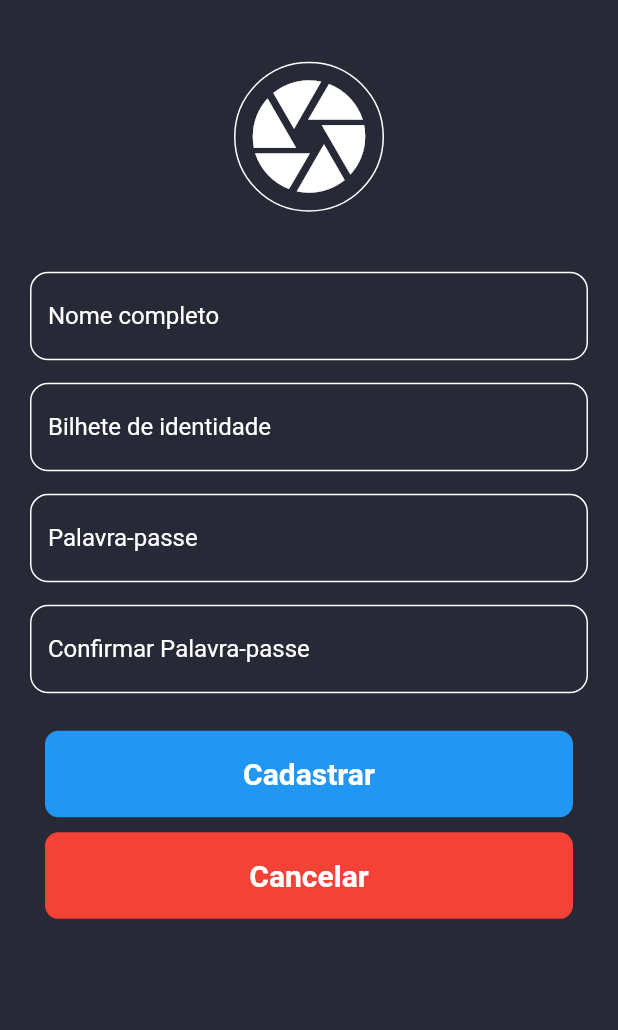
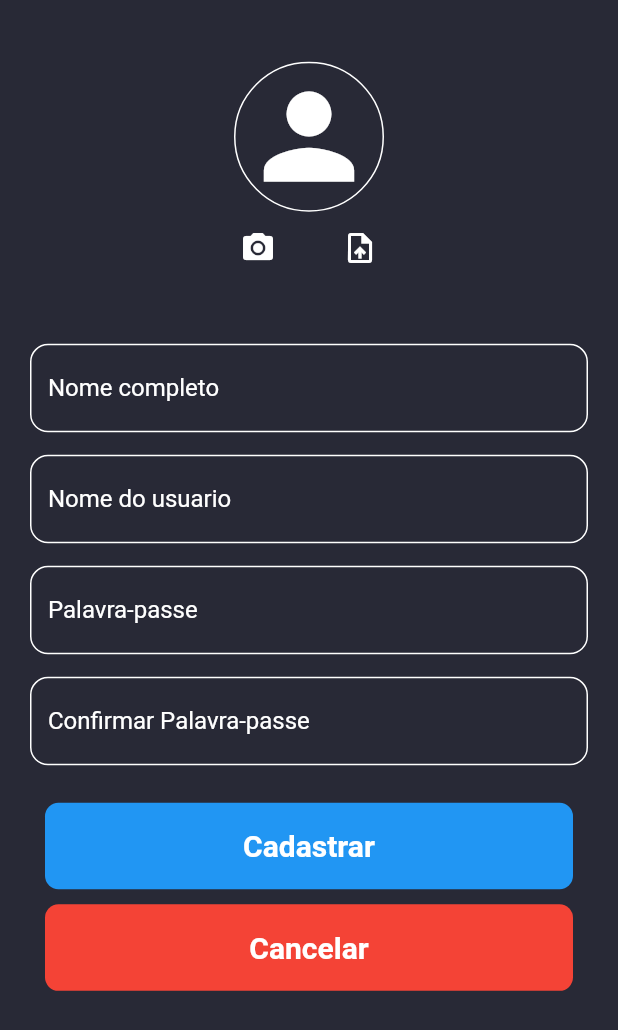
Before and after one commit to paulinofonsecas/control_do_dinheiro, a Flutter app: the screen it shows after launch, after a tap on "Criar conta", on a phone screen of 412 x 824 dp. Shown: the top 1030 px of the screen. Run offline on Flutter 3.47's test engine with Material 2 defaults, Android fonts, the phone set to English and light mode, and no system bars; our stand-ins replace dartz, flutter_bloc, sqflite; accounts and stored records are empty.

Commit message:
Implementação do cadastro

```diff
--- /dev/null
+++ b/lib/app/cubits/cadastro_de_usuario/cadastro_de_usuario_cubit.dart
@@ -0,0 +1,45 @@
+import 'package:control_do_dinheiro/core/modules/entitys/usuario.dart';
+import 'package:flutter/cupertino.dart';
+import 'package:flutter_bloc/flutter_bloc.dart';
+
+class CadastroDeUsuarioCubit extends Cubit<EstadoDoCadastro> {
+  BuildContext context;
+  TextEditingController nomeCompletoController;
+  TextEditingController userName;
+  TextEditingController senhaController;
+  TextEditingController confirmaSenhaController;
+
+  CadastroDeUsuarioCubit(this.context) : super(EstadoDoCadastro.inicial) {
+    nomeCompletoController = TextEditingController();
+    userName = TextEditingController();
+    senhaController = TextEditingController();
+    confirmaSenhaController = TextEditingController();
+  }
+
+  String get nome => nomeCompletoController.text;
+  String get user => userName.text;
+  String get senha => senhaController.text;
+  String get confSenha => confirmaSenhaController.text;
+
+  void cancelar() {
+    Navigator.pop(context);
+  }
+
+  void cadastrar() {
+    if (senha == confSenha) {
+      var usuarioPorCadastrar = Usuario(
+        nome: nome,
+        userName: user,
+        senha: senha,
+      );
+
+    }
+  }
+}
+
+enum EstadoDoCadastro {
+  inicial,
+  carregando,
+  finalizado,
+  erro,
+}
--- a/lib/app/pages/cadastro_de_usuario/cadastro_de_usuario_page.dart
+++ b/lib/app/pages/cadastro_de_usuario/cadastro_de_usuario_page.dart
@@ -1,7 +1,11 @@
+import 'package:control_do_dinheiro/app/cubits/cadastro_de_usuario/cadastro_de_usuario_cubit.dart';
 import 'package:control_do_dinheiro/app/pages/login_de_usuario/componenetes/primary_button.dart';
 import 'package:control_do_dinheiro/app/pages/login_de_usuario/componenetes/senha_enter_text.dart';
 import 'package:control_do_dinheiro/app/pages/login_de_usuario/componenetes/usuario_enter_text.dart';
 import 'package:flutter/material.dart';
+import 'package:flutter_bloc/flutter_bloc.dart';
+
+import 'componentes/secao_de_foto_do_perfil.dart';
 
 class CadastroDeUsuarioPage extends StatefulWidget {
   @override
@@ -9,100 +13,70 @@ class CadastroDeUsuarioPage extends StatefulWidget {
 }
 
 class _CadastroDeUsuarioPageState extends State<CadastroDeUsuarioPage> {
-  TextEditingController nomeCompletoController;
-  TextEditingController biController;
-  TextEditingController senhaController;
-  TextEditingController confirmaSenhaController;
-
   @override
   void initState() {
-    nomeCompletoController = TextEditingController();
-    biController = TextEditingController();
-    senhaController = TextEditingController();
-    confirmaSenhaController = TextEditingController();
     super.initState();
   }
 
   @override
   Widget build(BuildContext context) {
     var size = MediaQuery.of(context).size;
+    return BlocBuilder<CadastroDeUsuarioCubit, EstadoDoCadastro>(
+      builder: (context, state) {
+        return body(
+          size,
+          context,
+          state,
+        );
+      },
+    );
+  }
+
+  Scaffold body(Size size, BuildContext context, EstadoDoCadastro state) {
+    var _controller = BlocProvider.of<CadastroDeUsuarioCubit>(context);
     return Scaffold(
       backgroundColor: Color(0xff282936),
-      body: Column(
+      body: SingleChildScrollView(
+        child: Container(
+          child: Column(
             children: [
               SizedBox(height: size.height * .05),
-          Container(
-            width: 100,
-            height: 100,
-            decoration: BoxDecoration(
-              border: Border.all(color: Colors.white),
-              borderRadius: BorderRadius.circular(90),
-            ),
-            child: Center(
-              child: Icon(
-                Icons.camera,
-                size: 90,
-                color: Colors.white,
-              ),
-            ),
-          ),
+              SecapDeFotoDoPerfil(),
               SizedBox(height: 40),
               PrimaryEnterText(
-            controller: nomeCompletoController,
+                controller: _controller.nomeCompletoController,
                 title: 'Nome completo',
               ),
               SizedBox(height: 15),
               PrimaryEnterText(
-            controller: biController,
-            title: 'Bilhete de identidade',
+                controller: _controller.userName,
+                title: 'Nome do usuario',
               ),
               SizedBox(height: 15),
               SenhaEnterText(
-            senhaTextController: senhaController,
+                senhaTextController: _controller.senhaController,
                 title: 'Palavra-passe',
               ),
               SizedBox(height: 15),
               SenhaEnterText(
-            senhaTextController: confirmaSenhaController,
+                senhaTextController: _controller.confirmaSenhaController,
                 title: 'Confirmar Palavra-passe',
               ),
               SizedBox(height: 25),
-          PrimaryButton(title: 'Cadastrar', onPressed: () {}),
+              PrimaryButton(
+                title: 'Cadastrar',
+                onPressed: _controller.cadastrar,
+              ),
               SizedBox(height: 10),
               PrimaryButton(
                 title: 'Cancelar',
-            onPressed: () {
-              Navigator.pop(context);
-            },
+                onPressed: _controller.cancelar,
                 color: Colors.red,
               ),
             ],
           ),
+        ),
+      ),
     );
   }
 }
-
-class CustomLogo extends StatelessWidget {
-  const CustomLogo({
-    Key key,
-    @required this.size,
-  }) : super(key: key);
-
-  final Size size;
-
-  @override
-  Widget build(BuildContext context) {
-    return Column(
-      mainAxisAlignment: MainAxisAlignment.center,
-      children: [
-        Text(
-          'Cadastro de usuario',
-          style: TextStyle(
-            color: Colors.white,
-            fontSize: size.width * .04,
-          ),
-        ),
-      ],
-    );
-  }
-}
--- /dev/null
+++ b/lib/app/pages/cadastro_de_usuario/componentes/secao_de_foto_do_perfil.dart
@@ -0,0 +1,52 @@
+import 'package:flutter/material.dart';
+
+class SecapDeFotoDoPerfil extends StatelessWidget {
+  const SecapDeFotoDoPerfil({
+    Key key,
+  }) : super(key: key);
+
+  @override
+  Widget build(BuildContext context) {
+    return Column(
+      mainAxisAlignment: MainAxisAlignment.center,
+      children: [
+        Container(
+          width: 100,
+          height: 100,
+          decoration: BoxDecoration(
+            border: Border.all(color: Colors.white),
+            borderRadius: BorderRadius.circular(90),
+          ),
+          child: Center(
+            child: Icon(
+              Icons.person,
+              size: 90,
+              color: Colors.white,
+            ),
+          ),
+        ),
+        Row(
+          mainAxisAlignment: MainAxisAlignment.center,
+          children: [
+            IconButton(
+              padding: EdgeInsets.zero,
+              icon: Icon(
+                Icons.photo_camera,
+                color: Colors.white,
+              ),
+              onPressed: () {},
+            ),
+            SizedBox(width: 20),
+            IconButton(
+              icon: Icon(
+                Icons.upload_file,
+                color: Colors.white,
+              ),
+              onPressed: () {},
+            ),
+          ],
+        ),
+      ],
+    );
+  }
+}
--- a/lib/app/pages/login_de_usuario/login_usuario_page.dart
+++ b/lib/app/pages/login_de_usuario/login_usuario_page.dart
@@ -1,6 +1,8 @@
+import 'package:control_do_dinheiro/app/cubits/cadastro_de_usuario/cadastro_de_usuario_cubit.dart';
 import 'package:control_do_dinheiro/app/pages/cadastro_de_usuario/cadastro_de_usuario_page.dart';
 import 'package:flutter/cupertino.dart';
 import 'package:flutter/material.dart';
+import 'package:flutter_bloc/flutter_bloc.dart';
 
 import 'componenetes/primary_button.dart';
 import 'componenetes/senha_enter_text.dart';
@@ -50,7 +52,10 @@ class _LoginUsuarioPageState extends State<LoginUsuarioPage> {
               Navigator.push(
                 context,
                 CupertinoPageRoute(
-                  builder: (_) => CadastroDeUsuarioPage(),
+                  builder: (_) => BlocProvider(
+                    create: (_) => CadastroDeUsuarioCubit(context),
+                    child: CadastroDeUsuarioPage(),
+                  ),
                 ),
               );
             },
--- a/lib/core/modules/entitys/pessoa.dart
+++ b/lib/core/modules/entitys/pessoa.dart
@@ -1,10 +1,10 @@
 abstract class Pessoa {
-  final String bi;
+  final String userName;
   final String nome;
   final DateTime dataDeAniversario;
-  final String morada;
+  final String senha;
   final String urlDaFoto;
 
   Pessoa(
-      this.bi, this.nome, this.dataDeAniversario, this.morada, this.urlDaFoto);
+      this.userName, this.nome, this.dataDeAniversario, this.senha, this.urlDaFoto);
 }
--- a/lib/core/modules/entitys/trabalhador.dart
+++ b/lib/core/modules/entitys/trabalhador.dart
@@ -2,26 +2,26 @@ import 'package:control_do_dinheiro/core/modules/entitys/pessoa.dart';
 
 class Trabalhador extends Pessoa {
   final int idTrabalhador;
-  final String bi;
+  final String userName;
   final String nome;
   final DateTime dataDeAniversario;
-  final String morada;
+  final String senha;
   final String urlDaFoto;
   final double salario;
 
   Trabalhador({
     this.idTrabalhador,
-    this.bi,
+    this.userName,
     this.nome,
     this.dataDeAniversario,
-    this.morada,
+    this.senha,
     this.urlDaFoto,
     this.salario,
   }) : super(
-          bi,
+          userName,
           nome,
           dataDeAniversario,
-          morada,
+          senha,
           urlDaFoto,
         );
 }
--- a/lib/core/modules/entitys/usuario.dart
+++ b/lib/core/modules/entitys/usuario.dart
@@ -1,19 +1,15 @@
-import 'package:control_do_dinheiro/core/modules/entitys/pessoa.dart';
-
-class Usuario extends Pessoa {
+class Usuario {
   final int idUsuario;
-  final String bi;
   final String nome;
-  final DateTime dataDeAniversario;
-  final String morada;
+  final String userName;
+  final String senha;
   final String urlDaFoto;
 
   Usuario({
     this.idUsuario,
-    this.bi,
+    this.userName,
     this.nome,
-    this.dataDeAniversario,
-    this.morada,
+    this.senha,
     this.urlDaFoto,
-  }) : super(bi, nome, dataDeAniversario, morada, urlDaFoto);
+  });
 }
--- a/pubspec.yaml
+++ b/pubspec.yaml
@@ -10,6 +10,7 @@ environment:
 dependencies:
   flutter:
     sdk: flutter
+  flutter_bloc: ^6.0.6
   intl: any
   google_fonts: any
   mockito: any
```
Also changed, not shown: lib/core/data/models/trabalhador_model.dart (+15 -15 lines), lib/core/data/models/usuario_model.dart (+15 -15 lines), pubspec.lock, 1 other file. Lines whose indentation alone changed are shown as unchanged.
